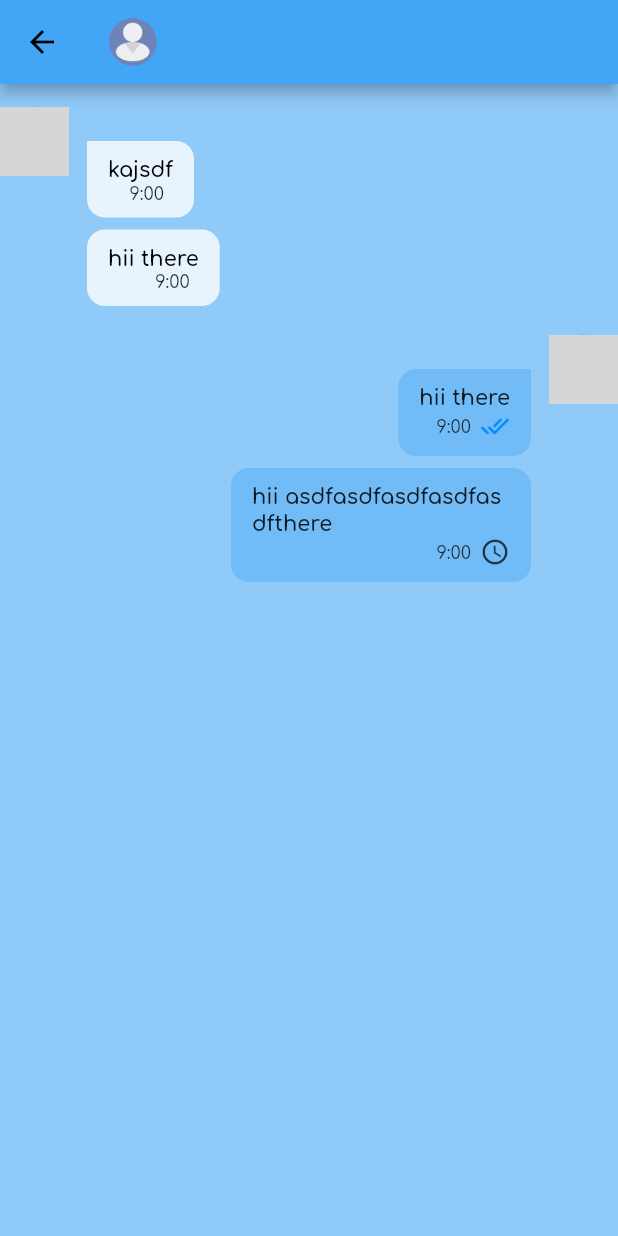
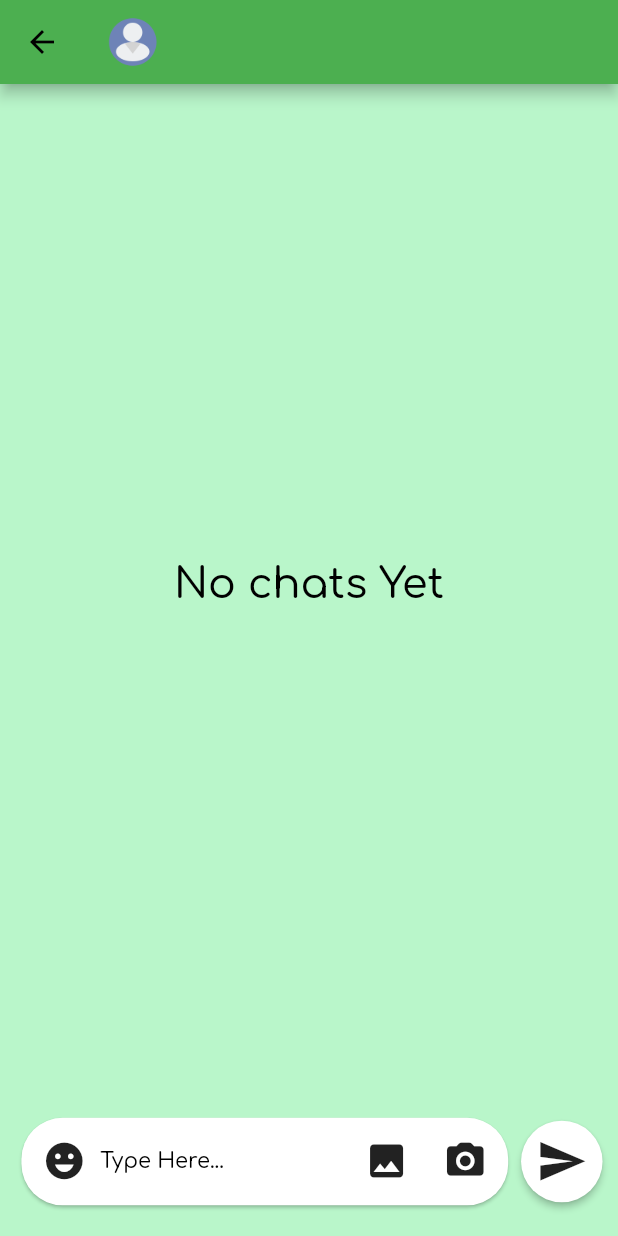
Before and after one commit to ShashankNak/Chat_Mess, a Flutter app: the OneToOneChat screen opened directly with empty values, on a phone screen of 412 x 824 dp. Run offline on Flutter 3.47's test engine with Material 2 defaults, Android fonts, the light colour scheme and no system bars; our stand-ins replace cloud_firestore, contacts_service, country_picker, firebase_auth, firebase_core, firebase_storage and 10 more; accounts and stored records are empty; grey boxes are pictures that could not be loaded.

Commit message:
Changes in UI and adding the one to one chat

```diff
--- a/lib/screens/chats/one_to_one_chat.dart
+++ b/lib/screens/chats/one_to_one_chat.dart
@@ -1,8 +1,6 @@
-import 'package:chat_mess/apis/api.dart';
 import 'package:chat_mess/models/chat_user_model.dart';
 import 'package:chat_mess/screens/home/others_profile.dart';
 import 'package:chat_mess/widgets/consts.dart';
-import 'package:chat_mess/widgets/message_bubble.dart';
 import 'package:flutter/material.dart';
 import 'package:page_transition/page_transition.dart';
 
@@ -20,16 +18,16 @@ class _OneToOneChatState extends State<OneToOneChat> {
     final size = MediaQuery.of(context).size;
     final isDark = MediaQuery.of(context).platformBrightness == Brightness.dark;
 
-    return Scaffold(
+    return GestureDetector(
+      onTap: () => FocusScope.of(context).unfocus(),
+      child: Scaffold(
         backgroundColor: isDark
-            ? Theme.of(context)
-                .colorScheme
-                .background
-                .withGreen(30)
-                .withBlue(30)
-                .withRed(30)
+            ? Theme.of(context).colorScheme.primary
             : Theme.of(context).colorScheme.background,
         appBar: AppBar(
+          backgroundColor: isDark
+              ? Theme.of(context).colorScheme.background
+              : Theme.of(context).colorScheme.primary,
           title: GestureDetector(
             onTap: () {
               Navigator.of(context).push(PageTransition(
@@ -71,41 +69,123 @@ class _OneToOneChatState extends State<OneToOneChat> {
             ),
           ),
         ),
-        body: ListView(
+        body: Column(
+          crossAxisAlignment: CrossAxisAlignment.end,
           children: [
-            MessageBubble.first(
-              message: "kajsdf",
-              isMe: false,
-              isSeen: false,
-              time: "9:00",
-              userImage: widget.user.image,
-              username: Api.auth.currentUser!.displayName,
-              isMsgSend: true,
+            Expanded(
+              child: StreamBuilder(
+                builder: (context, snapshot) {
+                  return Center(
+                    child: Text(
+                      "No chats Yet",
+                      style: Theme.of(context).textTheme.bodyLarge!.copyWith(
+                          color: Theme.of(context).colorScheme.onPrimary,
+                          fontSize: size.width / 15),
+                    ),
+                  );
+                },
+                stream: null,
+              ),
             ),
-            const MessageBubble.next(
-              message: "hii there",
-              isMe: false,
-              isSeen: false,
-              time: "9:00",
-              isMsgSend: true,
+            messageInput(isDark, size),
+          ],
+        ),
+      ),
+    );
+  }
+
+  Widget messageInput(bool isDark, Size size) {
+    return Padding(
+      padding: EdgeInsets.symmetric(
+        vertical: size.height / 50,
+        horizontal: size.width / 40,
+      ),
+      child: Row(
+        children: [
+          Expanded(
+            child: Card(
+              color: Theme.of(context).colorScheme.tertiary,
+              shape: RoundedRectangleBorder(
+                borderRadius: BorderRadius.circular(size.width / 15),
+              ),
+              child: Row(
+                children: [
+                  SizedBox(
+                    width: size.width / 90,
+                  ),
+                  IconButton(
+                    onPressed: () {},
+                    icon: Icon(
+                      Icons.emoji_emotions,
+                      size: size.width / 14,
+                    ),
+                  ),
+                  Expanded(
+                    child: TextField(
+                      autocorrect: false,
+                      minLines: 1,
+                      maxLines: 4,
+                      keyboardType: TextInputType.multiline,
+                      style: Theme.of(context).textTheme.bodyLarge!.copyWith(
+                          fontSize: size.height / 50,
+                          color: Theme.of(context).colorScheme.onBackground),
+                      decoration: InputDecoration(
+                        label: Text(
+                          "Type Here...",
+                          style: Theme.of(context)
+                              .textTheme
+                              .labelLarge!
+                              .copyWith(
+                                  color: Theme.of(context)
+                                      .colorScheme
+                                      .onBackground),
+                        ),
+                        border: InputBorder.none,
+                      ),
+                    ),
+                  ),
+                  IconButton(
+                    onPressed: () {},
+                    icon: Icon(
+                      Icons.image,
+                      size: size.width / 14,
+                    ),
+                  ),
+                  SizedBox(
+                    width: size.width / 90,
+                  ),
+                  IconButton(
+                    onPressed: () {},
+                    icon: Icon(
+                      Icons.camera_alt_rounded,
+                      size: size.width / 14,
+                    ),
+                  ),
+                  SizedBox(
+                    width: size.width / 90,
+                  ),
+                ],
+              ),
             ),
-            MessageBubble.first(
-              message: "hii there",
-              isMe: true,
-              isSeen: true,
-              time: "9:00",
-              userImage: widget.user.image,
-              username: Api.auth.currentUser!.displayName,
-              isMsgSend: true,
+          ),
+          SizedBox(
+            width: size.width / 90,
+          ),
+          MaterialButton(
+            color: isDark
+                ? Theme.of(context).colorScheme.tertiary
+                : Theme.of(context).colorScheme.secondary,
+            padding: const EdgeInsets.all(10),
+            shape: const CircleBorder(),
+            onPressed: () {},
+            minWidth: 0,
+            child: Icon(
+              Icons.send,
+              size: size.width / 12,
             ),
-            const MessageBubble.next(
-              message: "hii asdfasdfasdfasdfasdfthere",
-              isMe: true,
-              isSeen: false,
-              time: "9:00",
-              isMsgSend: false,
-            ),
-          ],
-        ));
+          )
+        ],
+      ),
+    );
   }
 }
--- a/lib/screens/contacts/search_contacts.dart
+++ b/lib/screens/contacts/search_contacts.dart
@@ -80,9 +80,12 @@ class _SearchContactsScreenState extends State<SearchContactsScreen> {
   @override
   Widget build(BuildContext context) {
     final size = MediaQuery.of(context).size;
-    return Scaffold(
+    return GestureDetector(
+      onTap: () => FocusScope.of(context).unfocus(),
+      child: Scaffold(
         backgroundColor: Theme.of(context).colorScheme.background,
         appBar: AppBar(
+          backgroundColor: Theme.of(context).colorScheme.primary,
           leading: IconButton(
             onPressed: () {
               if (!isLoading) {
@@ -167,6 +170,7 @@ class _SearchContactsScreenState extends State<SearchContactsScreen> {
             }
           },
         ),
+      ),
     );
   }
 }
--- a/lib/screens/home/home_screen.dart
+++ b/lib/screens/home/home_screen.dart
@@ -43,6 +43,7 @@ class _HomeScreenState extends State<HomeScreen>
       child: Scaffold(
         backgroundColor: Theme.of(context).colorScheme.background,
         appBar: AppBar(
+          backgroundColor: Theme.of(context).colorScheme.primary,
           leading: Image.asset(
             chatIcon,
             fit: BoxFit.cover,
@@ -137,7 +138,9 @@ class _HomeScreenState extends State<HomeScreen>
         ),
         floatingActionButton: FloatingActionButton(
           splashColor: Theme.of(context).colorScheme.primary,
-          elevation: 10,
+          backgroundColor:
+              isDark ? Colors.white : Theme.of(context).colorScheme.primary,
+          elevation: 3,
           shape: RoundedRectangleBorder(
             borderRadius: BorderRadius.only(
               topLeft: Radius.circular(size.width / 30),
--- a/lib/screens/home/profile_screen.dart
+++ b/lib/screens/home/profile_screen.dart
@@ -413,6 +413,7 @@ class _ProfileScreenState extends State<ProfileScreen> {
     return Scaffold(
       backgroundColor: Theme.of(context).colorScheme.background,
       appBar: AppBar(
+        backgroundColor: Theme.of(context).colorScheme.primary,
         title: Text(
           "Your Profile",
           style: Theme.of(context).textTheme.bodyLarge!.copyWith(
@@ -444,12 +445,19 @@ class _ProfileScreenState extends State<ProfileScreen> {
                             borderRadius:
                                 BorderRadius.circular(size.height / 7),
                             child: _image == null
-                                ? Image.network(
-                                    user.image,
-                                    height: size.height / 4,
-                                    width: size.height / 4,
-                                    fit: BoxFit.cover,
-                                  )
+                                ? user.image == ""
+                                    ? Image.asset(
+                                        profile2,
+                                        height: size.height / 4,
+                                        width: size.height / 4,
+                                        fit: BoxFit.cover,
+                                      )
+                                    : Image.network(
+                                        user.image,
+                                        height: size.height / 4,
+                                        width: size.height / 4,
+                                        fit: BoxFit.cover,
+                                      )
                                 : Image.file(
                                     File(_image!),
                                     height: size.height / 4,
--- a/lib/theme/theme_const.dart
+++ b/lib/theme/theme_const.dart
@@ -5,9 +5,9 @@ ThemeData lightTheme = ThemeData(
   brightness: Brightness.light,
   textTheme: GoogleFonts.comfortaaTextTheme(),
   colorScheme: ColorScheme.light(
-    background: Colors.blue.shade200,
+    background: Colors.greenAccent.shade100,
     onBackground: Colors.black,
-    primary: Colors.blue.shade400,
+    primary: Colors.green,
     onPrimary: Colors.black,
     secondary: Colors.white,
     onSecondary: Colors.black,
@@ -20,13 +20,14 @@ ThemeData darkTheme = ThemeData(
   textTheme: GoogleFonts.comfortaaTextTheme(),
   brightness: Brightness.dark,
   colorScheme: const ColorScheme.dark(
-    background: Colors.black,
+    background: Color.fromARGB(255, 2, 26, 47),
     onBackground: Colors.white,
-    primary: Color.fromARGB(255, 35, 35, 35),
+    primary: Color.fromARGB(255, 8, 20, 31),
     onPrimary: Colors.white,
     secondary: Colors.white,
     onSecondary: Colors.black,
     secondaryContainer: Color.fromARGB(255, 22, 21, 21),
     onPrimaryContainer: Colors.white60,
+    tertiary: Color.fromARGB(255, 21, 51, 79),
   ),
 );
--- a/lib/widgets/consts.dart
+++ b/lib/widgets/consts.dart
@@ -50,7 +50,7 @@ buildButton(
     style: ElevatedButton.styleFrom(
       backgroundColor: color1,
       fixedSize: Size(size.width / 1.3, size.height / 15),
-      elevation: 20,
+      elevation: 5,
       shape: RoundedRectangleBorder(
         borderRadius: BorderRadius.all(
           Radius.circular(size.height / 8),
```
Also changed, not shown: lib/widgets/message_display.dart (added). Lines whose indentation alone changed are shown as unchanged.
